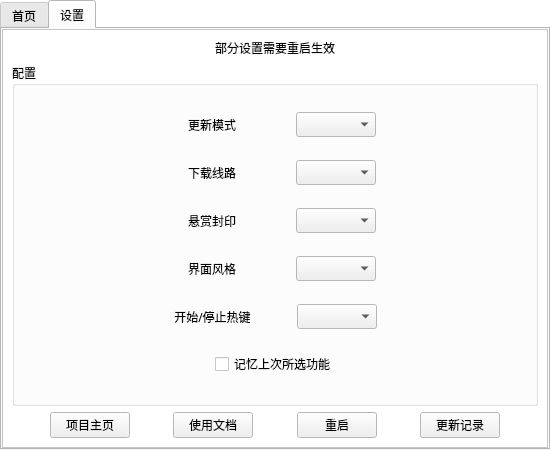
The window that src/ui/mainui.ui (AquamarineCyan/OnmyojiDesktopAssistant) describes before a commit, drawn with Qt 5.
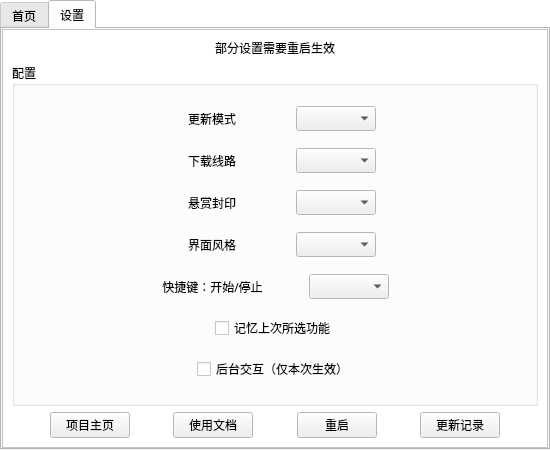
The same window after the commit. The open tabs and pages were chosen to show the change.

Commit message: :sparkles: 新增`后台交互`选项

The edit to the form file:
```diff
--- a/src/ui/mainui.ui
+++ b/src/ui/mainui.ui
@@ -968,8 +968,8 @@
             <rect>
              <x>0</x>
              <y>0</y>
-             <width>368</width>
-             <height>299</height>
+             <width>542</width>
+             <height>423</height>
             </rect>
            </property>
            <layout class="QVBoxLayout" name="verticalLayout_setting" stretch="0,4,1">
@@ -1259,7 +1259,7 @@
                  <item>
                   <widget class="QLabel" name="setting_shortcut_start_stop_label">
                    <property name="text">
-                    <string>开始/停止热键</string>
+                    <string>快捷键：开始/停止</string>
                    </property>
                    <property name="alignment">
                     <set>Qt::AlignmentFlag::AlignCenter</set>
@@ -1341,6 +1341,43 @@
                  </item>
                 </layout>
                </item>
+               <item>
+                <layout class="QHBoxLayout" name="horizontalLayout_setting_backend_interaction">
+                 <item>
+                  <spacer name="horizontalSpacer_setting_backend_interaction_left">
+                   <property name="orientation">
+                    <enum>Qt::Orientation::Horizontal</enum>
+                   </property>
+                   <property name="sizeHint" stdset="0">
+                    <size>
+                     <width>40</width>
+                     <height>20</height>
+                    </size>
+                   </property>
+                  </spacer>
+                 </item>
+                 <item>
+                  <widget class="QCheckBox" name="setting_backend_interaction_button">
+                   <property name="text">
+                    <string>后台交互（仅本次生效）</string>
+                   </property>
+                  </widget>
+                 </item>
+                 <item>
+                  <spacer name="horizontalSpacer_setting_backend_interaction_right">
+                   <property name="orientation">
+                    <enum>Qt::Orientation::Horizontal</enum>
+                   </property>
+                   <property name="sizeHint" stdset="0">
+                    <size>
+                     <width>40</width>
+                     <height>20</height>
+                    </size>
+                   </property>
+                  </spacer>
+                 </item>
+                </layout>
+               </item>
               </layout>
              </widget>
             </item>
```
Left out of the diff: 8 changed lines with no effect on the pictures. The commit also changes 4 other files.
